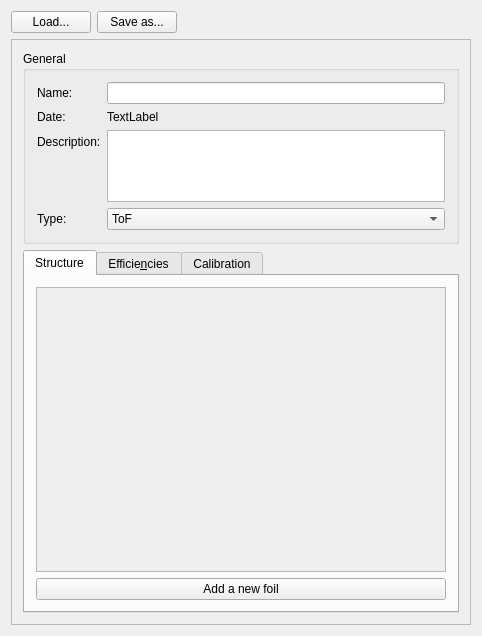
Above: ui_files/ui_request_detector_settings.ui from JYU-IBA/potku before the change. Below: the same form after it.
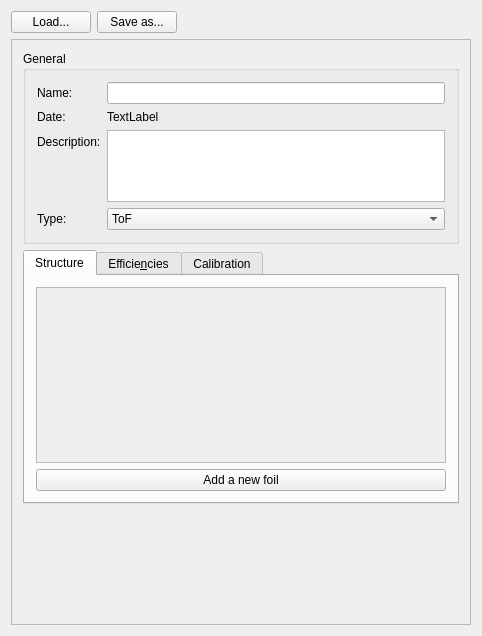
That is the form after the change. The open tabs and pages were chosen to show the change. Icons and pictures are not drawn.

Commit message:
Fixed Request Settings dialog size issue
Dialog resizes based on screen size. Should be tested on small
screen sizes.

What changed in the file:
```diff
--- a/ui_files/ui_request_detector_settings.ui
+++ b/ui_files/ui_request_detector_settings.ui
@@ -82,8 +82,8 @@
        <rect>
         <x>0</x>
         <y>0</y>
-        <width>466</width>
-        <height>578</height>
+        <width>462</width>
+        <height>580</height>
        </rect>
       </property>
       <layout class="QVBoxLayout" name="verticalLayout_7">
@@ -256,8 +256,8 @@
                      <rect>
                       <x>0</x>
                       <y>0</y>
-                      <width>424</width>
-                      <height>235</height>
+                      <width>401</width>
+                      <height>187</height>
                      </rect>
                     </property>
                     <layout class="QHBoxLayout" name="horizontalLayout_4"/>
@@ -557,6 +557,19 @@
            </widget>
           </widget>
          </item>
+         <item>
+          <spacer name="verticalSpacer_3">
+           <property name="orientation">
+            <enum>Qt::Vertical</enum>
+           </property>
+           <property name="sizeHint" stdset="0">
+            <size>
+             <width>20</width>
+             <height>40</height>
+            </size>
+           </property>
+          </spacer>
+         </item>
         </layout>
        </item>
       </layout>
```
Left out of the diff: 3 changed lines with no effect on the pictures. The commit also changes 5 other files.
